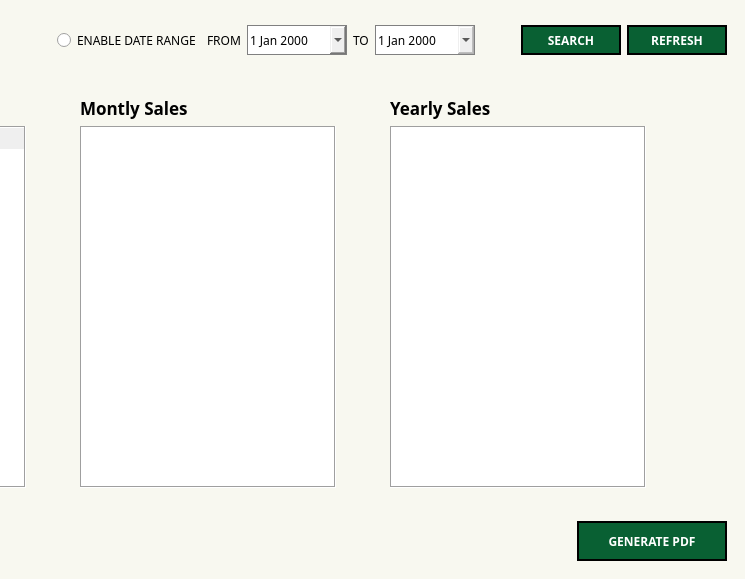
Before: the Qt Designer form Screens/MainMenuScreens/Reports/Sales_Report.ui in Bideiro/Ranil_project_py, drawn with Qt 5; both pictures show x 323 to 1068 and y 0 to 579 of the 1068 by 579 pixel window.
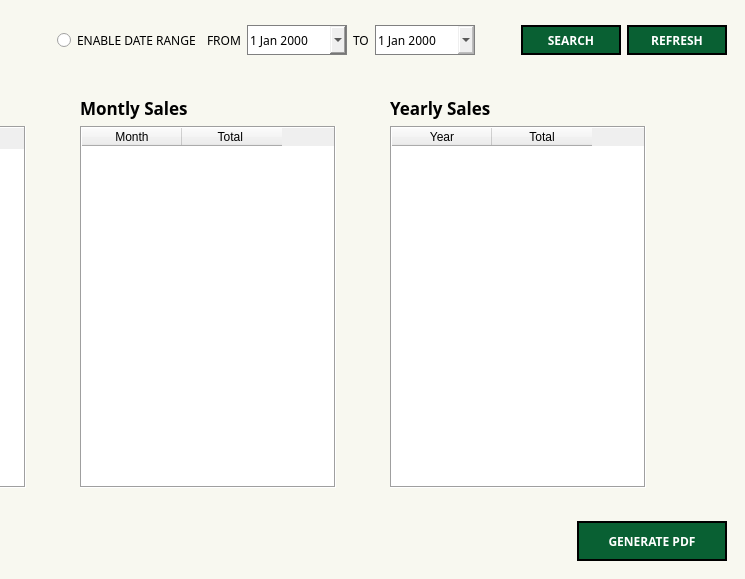
After: the same form once the commit is applied.

Diff of the .ui file:
```diff
--- a/Screens/MainMenuScreens/Reports/Sales_Report.ui
+++ b/Screens/MainMenuScreens/Reports/Sales_Report.ui
@@ -381,6 +381,19 @@
             <property name="frameShape">
              <enum>QFrame::Box</enum>
             </property>
+            <attribute name="verticalHeaderVisible">
+             <bool>false</bool>
+            </attribute>
+            <column>
+             <property name="text">
+              <string>Month</string>
+             </property>
+            </column>
+            <column>
+             <property name="text">
+              <string>Total </string>
+             </property>
+            </column>
            </widget>
           </item>
          </layout>
@@ -436,6 +449,19 @@
             <property name="frameShape">
              <enum>QFrame::Box</enum>
             </property>
+            <attribute name="verticalHeaderVisible">
+             <bool>false</bool>
+            </attribute>
+            <column>
+             <property name="text">
+              <string>Year</string>
+             </property>
+            </column>
+            <column>
+             <property name="text">
+              <string>Total</string>
+             </property>
+            </column>
            </widget>
           </item>
          </layout>
```
Left out of the diff: 9 changed lines with no effect on the pictures.
